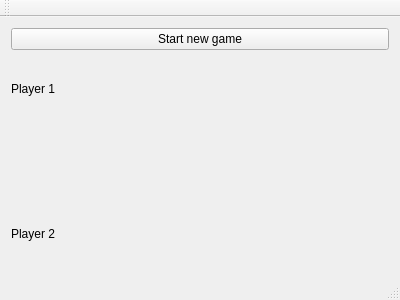
Old version of the form mainwindow.ui in the repository haistol/QtGameLabs-TicTacToe.
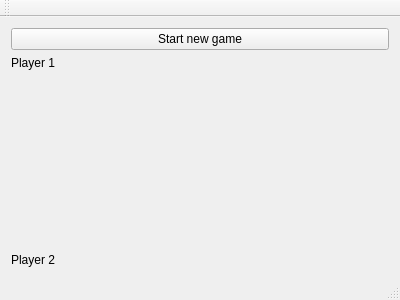
New version of the form. Custom widgets are drawn as their Qt base class.

Commit message: add size policies to the widgets in the form

Patch:
```diff
--- a/mainwindow.ui
+++ b/mainwindow.ui
@@ -24,6 +24,12 @@
     </item>
     <item>
      <widget class="QLabel" name="player1Name">
+      <property name="sizePolicy">
+       <sizepolicy hsizetype="Preferred" vsizetype="Fixed">
+        <horstretch>0</horstretch>
+        <verstretch>0</verstretch>
+       </sizepolicy>
+      </property>
       <property name="text">
        <string>Player 1</string>
       </property>
@@ -34,6 +40,12 @@
     </item>
     <item>
      <widget class="QLabel" name="player2Name">
+      <property name="sizePolicy">
+       <sizepolicy hsizetype="Preferred" vsizetype="Fixed">
+        <horstretch>0</horstretch>
+        <verstretch>0</verstretch>
+       </sizepolicy>
+      </property>
       <property name="text">
        <string>Player 2</string>
       </property>
```
The commit also changes 1 other file.
